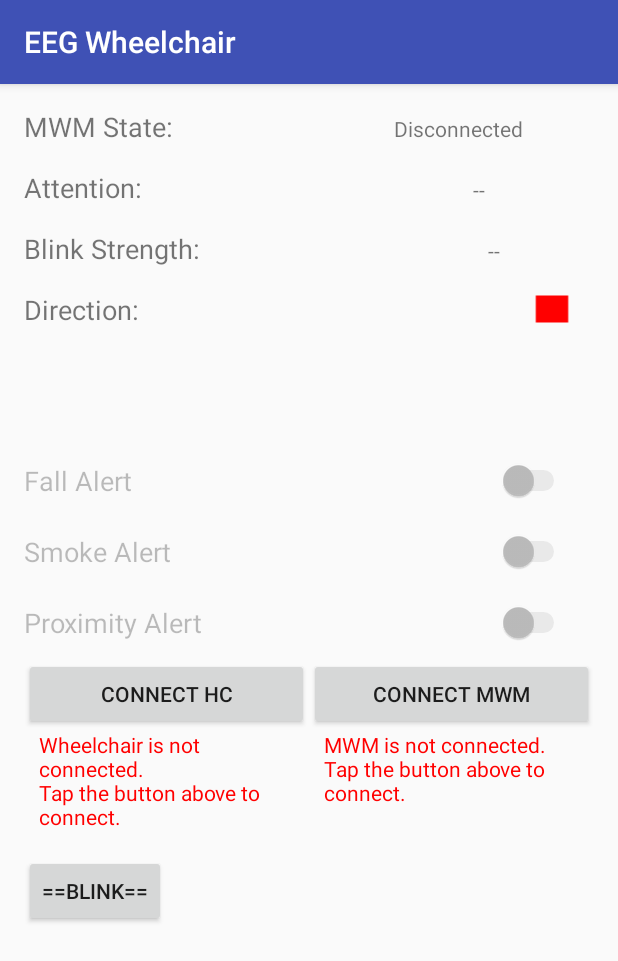
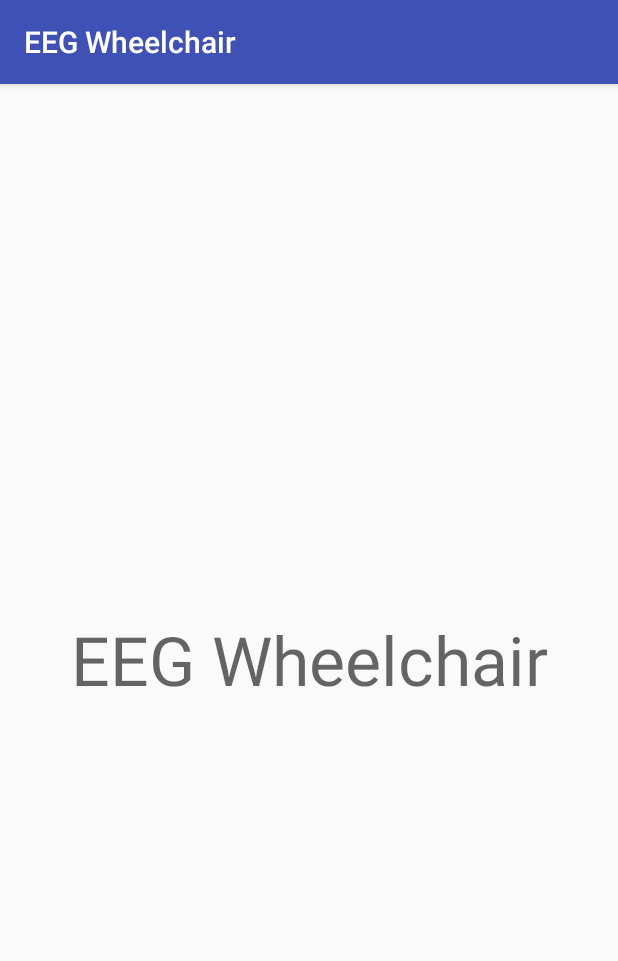
Before and after one commit to rafiibrahim8/EEG_Car_2, an Android app: the first screen one second after launch (MainActivity before the commit, LauncherActivity after it), on a phone screen of 412 x 824 dp. Shown: the top 961 px of the screen. Run offline under Robolectric (Android 15) with nearby library versions, the phone set to English and light mode, and no system bars.

Commit message:
2020-01-25 19:13:40

```diff
--- a/app/build.gradle
+++ b/app/build.gradle
@@ -30,5 +30,7 @@ dependencies {
     implementation deps.appcompat
     implementation deps.constraintlayout
     implementation deps.butterknife
+    implementation 'androidx.appcompat:appcompat:1.0.2'
+    implementation 'androidx.constraintlayout:constraintlayout:1.1.3'
     annotationProcessor deps.butterknifecompiler
 }
--- /dev/null
+++ b/app/src/main/java/ml/nerdsofku/eegcarx2/LauncherActivity.java
@@ -0,0 +1,25 @@
+package ml.nerdsofku.eegcarx2;
+
+import androidx.appcompat.app.AppCompatActivity;
+
+import android.content.Intent;
+import android.os.Bundle;
+import android.os.Handler;
+
+public class LauncherActivity extends AppCompatActivity {
+
+    @Override
+    protected void onCreate(Bundle savedInstanceState) {
+        super.onCreate(savedInstanceState);
+        setContentView(R.layout.activity_launcher);
+
+        new Handler().postDelayed(new Runnable() {
+            @Override
+            public void run() {
+
+                startActivity(new Intent(LauncherActivity.this,PhoneNumberActivity.class));
+                finish();
+            }
+        },1000);
+    }
+}
--- /dev/null
+++ b/app/src/main/res/layout/activity_launcher.xml
@@ -0,0 +1,16 @@
+<?xml version="1.0" encoding="utf-8"?>
+<LinearLayout
+    android:layout_width="match_parent"
+    android:layout_height="match_parent"
+    android:orientation="vertical"
+    android:layout_margin="4dp"
+    xmlns:android="http://schemas.android.com/apk/res/android">
+
+    <TextView
+        android:layout_width="match_parent"
+        android:layout_height="0dp"
+        android:layout_weight="1"
+        android:gravity="center"
+        android:text="@string/app_name"
+        android:textAppearance="@style/TextAppearance.AppCompat.Display2" />
+</LinearLayout>
--- a/app/src/main/res/values/strings.xml
+++ b/app/src/main/res/values/strings.xml
@@ -39,5 +39,7 @@
   <string name="carNotConnMsg">Wheelchair is not connected! Unable to send command.</string>
   <string name="fireAlertMsg">Smoke is detected around the wheelchair. Please take immediate action.</string>
   <string name="fallAlertMsg">Person has fallen from wheelchair. Please take immediate action.</string>
+  <string name="phone_no_hint">Enter phone number</string>
+  <string name="_continue">Continue</string>
 
 </resources>
```
Also changed, not shown: app/src/main/AndroidManifest.xml (+7 -4 lines), app/src/main/java/ml/nerdsofku/eegcarx2/MainActivity.java (+12 -2 lines), app/src/main/java/ml/nerdsofku/eegcarx2/PhoneNumberActivity.java (added, +44 -0 lines), app/src/main/res/layout/activity_phone_number.xml (added, +29 -0 lines), 1 other file.
